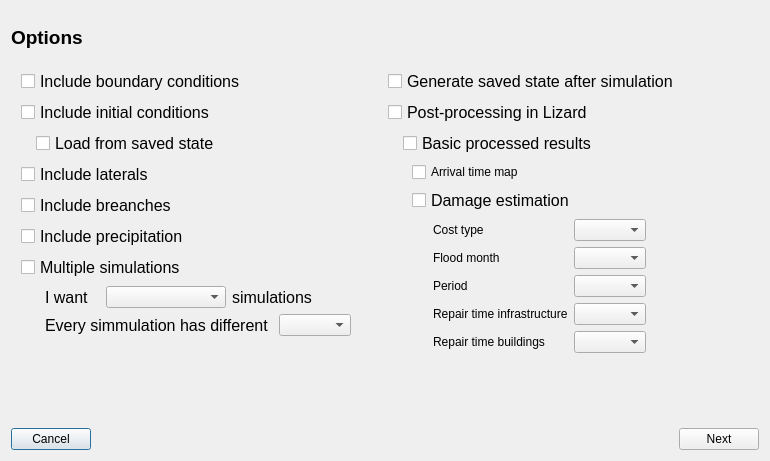
Before: the Qt Designer form threedi_api_qgis_client/ui/init_dialog.ui in nens/threedi-api-qgis-client, drawn with Qt 5.
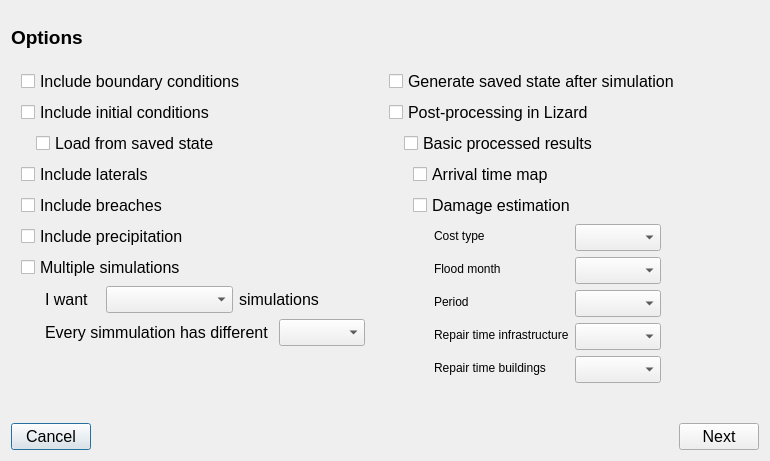
After: the same form once the commit is applied.

Diff of the .ui file:
```diff
--- a/threedi_api_qgis_client/ui/init_dialog.ui
+++ b/threedi_api_qgis_client/ui/init_dialog.ui
@@ -22,6 +22,12 @@
     <height>461</height>
    </size>
   </property>
+  <property name="font">
+   <font>
+    <family>Segoe UI</family>
+    <pointsize>12</pointsize>
+   </font>
+  </property>
   <property name="windowTitle">
    <string>Dialog</string>
   </property>
@@ -321,7 +327,7 @@
         </font>
        </property>
        <property name="text">
-        <string>Include breanches</string>
+        <string>Include breaches</string>
        </property>
       </widget>
      </item>
```
Left out of the diff: 42 changed lines with no effect on the pictures.
